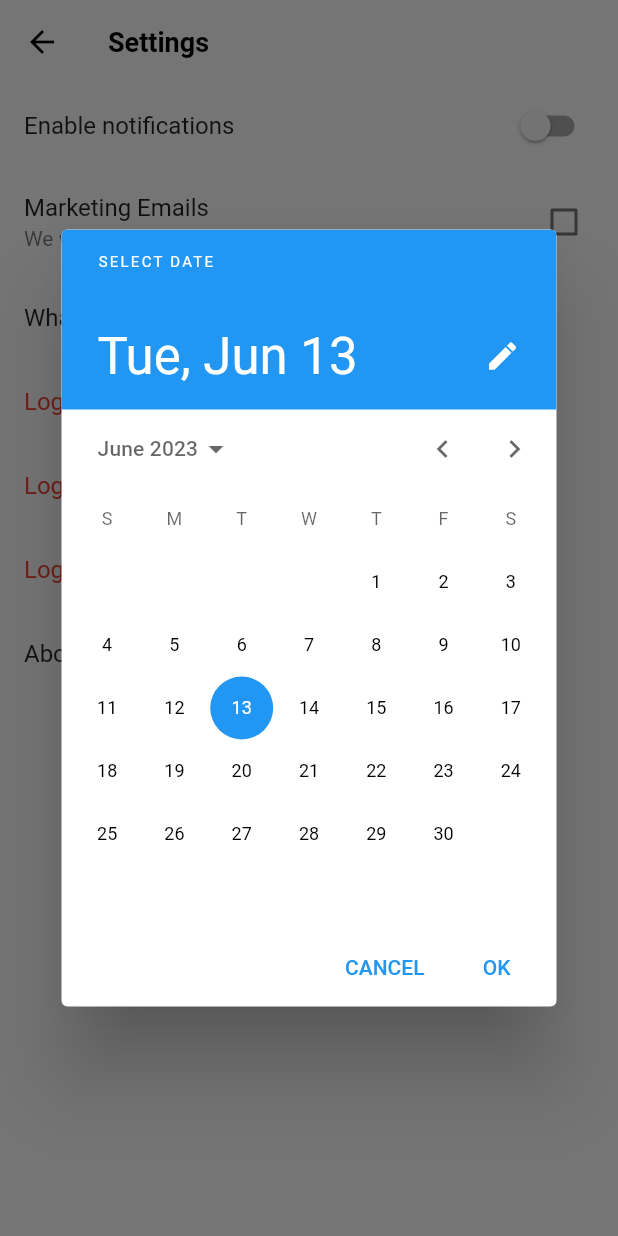
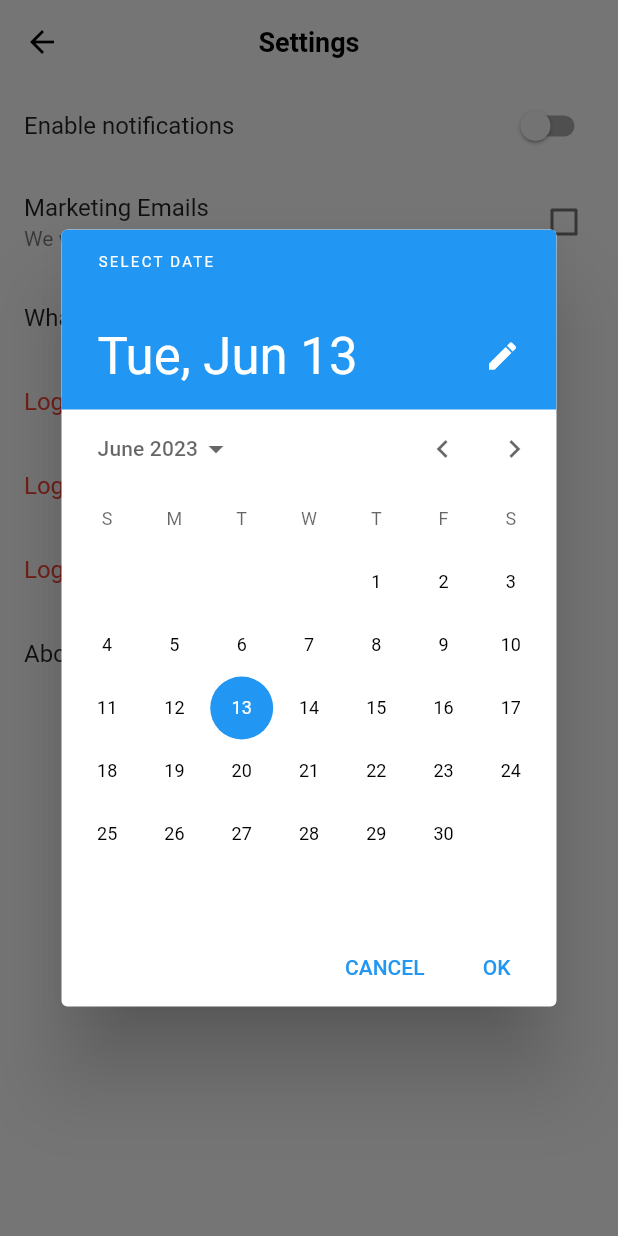
Before and after one commit to Heungseop/Tiktok_clone, a Flutter app: the SettingsScreen screen opened directly, after a tap on "What is your birthday?", on a phone screen of 412 x 824 dp. Run offline on Flutter 3.47's test engine with Material 2 defaults, Android fonts, the phone set to English and light mode, and no system bars; our stand-ins replace font_awesome_flutter, video_player, visibility_detector; network calls fail.

Commit message:
14.6 challenge 2.settingsScreen

```diff
--- a/lib/features/settings/settingsScreen.dart
+++ b/lib/features/settings/settingsScreen.dart
@@ -1,6 +1,7 @@
 import 'package:flutter/cupertino.dart';
 import 'package:flutter/material.dart';
 import 'package:font_awesome_flutter/font_awesome_flutter.dart';
+import 'package:tiktok_clone/constants/breakepoints.dart';
 
 class SettingsScreen extends StatefulWidget {
   const SettingsScreen({super.key});
@@ -23,8 +24,13 @@ class _SettingsScreenState extends State<SettingsScreen> {
     return Scaffold(
         appBar: AppBar(
           title: const Text("Settings"),
+          centerTitle: true,
         ),
-        body: ListView(
+        body: Center(
+          child: Container(
+            constraints: const BoxConstraints(maxWidth: Breakpoints.sm),
+            alignment: Alignment.bottomRight,
+            child: ListView(
               children: [
                 SwitchListTile.adaptive(
                   title: const Text("Enable notifications"),
@@ -50,13 +56,11 @@ class _SettingsScreenState extends State<SettingsScreen> {
                       firstDate: DateTime(1900),
                       lastDate: DateTime(2030),
                     );
-                print("date : $date");
 
                     final time = await showTimePicker(
                       context: context,
                       initialTime: TimeOfDay.now(),
                     );
-                print("time : $time");
 
                     final booking = await showDateRangePicker(
                       context: context,
@@ -152,6 +156,8 @@ class _SettingsScreenState extends State<SettingsScreen> {
                 ),
                 const AboutListTile()
               ],
+            ),
+          ),
         ));
   }
 }
```
Lines whose indentation alone changed are shown as unchanged.
